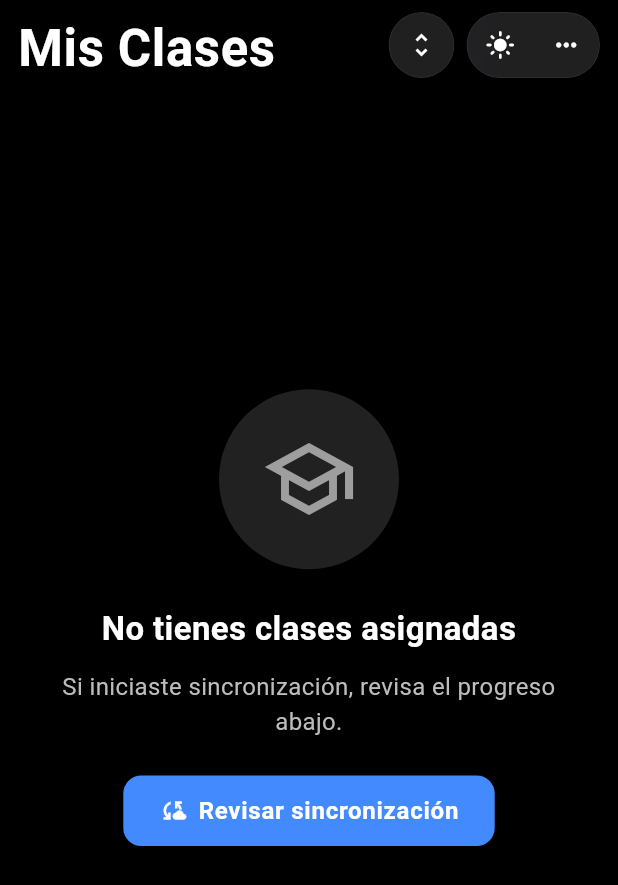
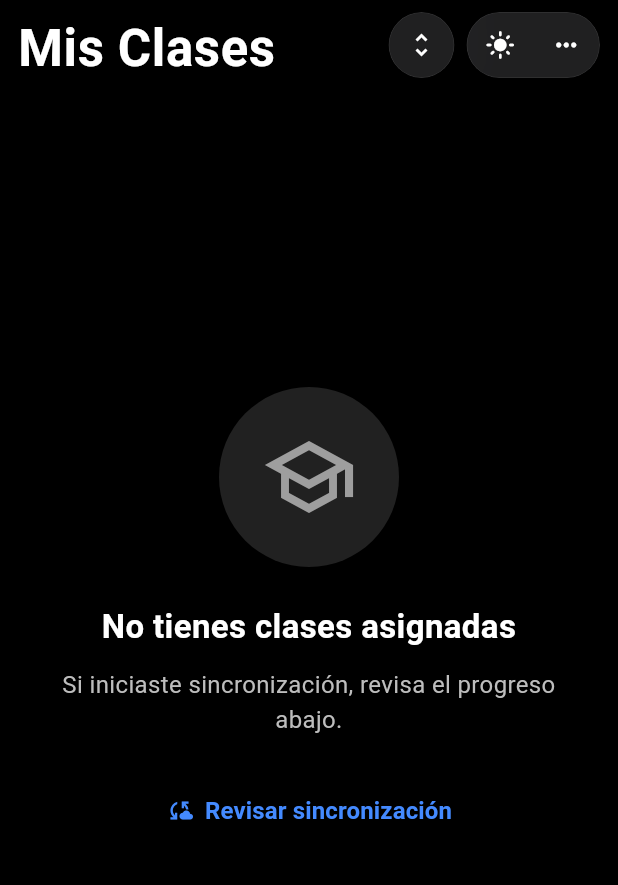
Before and after one commit to ebravo-dev/presencia, a Flutter app: the GruposPage screen opened by its route, on a phone screen of 412 x 824 dp. Shown: the top 885 px of the screen. Run offline on Flutter 3.47's test engine with Material 3 defaults, Android fonts, the phone set to English and light mode, and no system bars; our stand-ins replace dartz, dio, equatable, flutter_blue_plus, flutter_riverpod, go_router and 3 more; missing offline and left inert: encrypt, pointycastle; accounts and stored records are empty.

Commit message:
fix(flutter): Fix TextStyle interpolation and overflow in empty state
- Added mainAxisSize.min to Column to prevent 99509px overflow
- Changed ElevatedButton.icon to TextButton.icon to avoid TextStyle lerp
  error between different inherit values in Cupertino theme

```diff
--- a/app-profesor/lib/features/groups/screens/grupos_page.dart
+++ b/app-profesor/lib/features/groups/screens/grupos_page.dart
@@ -493,6 +493,7 @@ class _GruposPageState extends ConsumerState<GruposPage>
         padding: const EdgeInsets.all(32),
         child: Column(
           mainAxisAlignment: MainAxisAlignment.center,
+          mainAxisSize: MainAxisSize.min,
           children: [
             Container(
               width: 120,
@@ -525,22 +526,24 @@ class _GruposPageState extends ConsumerState<GruposPage>
             ),
             const SizedBox(height: 24),
             // Botón revisar sincronización
-            ElevatedButton.icon(
+            TextButton.icon(
               onPressed: () {
                 HapticFeedback.lightImpact();
                 context.push('/sync-status');
               },
-              icon: const Icon(Icons.cloud_sync),
-              label: const Text('Revisar sincronización'),
-              style: ElevatedButton.styleFrom(
-                backgroundColor: Colors.blueAccent,
-                foregroundColor: Colors.white,
+              icon: const Icon(Icons.cloud_sync, color: Colors.blueAccent),
+              label: const Text(
+                'Revisar sincronización',
+                style: TextStyle(
+                  color: Colors.blueAccent,
+                  fontSize: 16,
+                  fontWeight: FontWeight.w600,
+                ),
+              ),
+              style: TextButton.styleFrom(
                 padding: const EdgeInsets.symmetric(
                   horizontal: 24,
                   vertical: 14,
-                ),
-                shape: RoundedRectangleBorder(
-                  borderRadius: BorderRadius.circular(12),
                 ),
               ),
             ),
```
